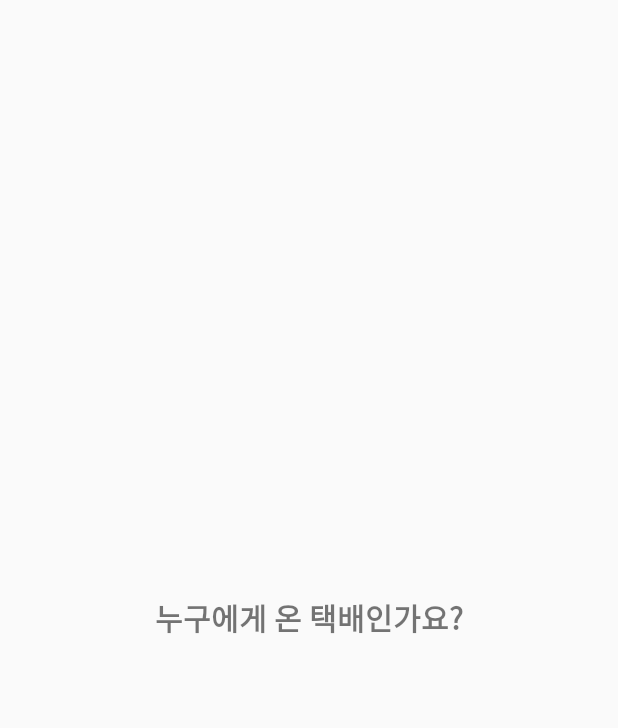
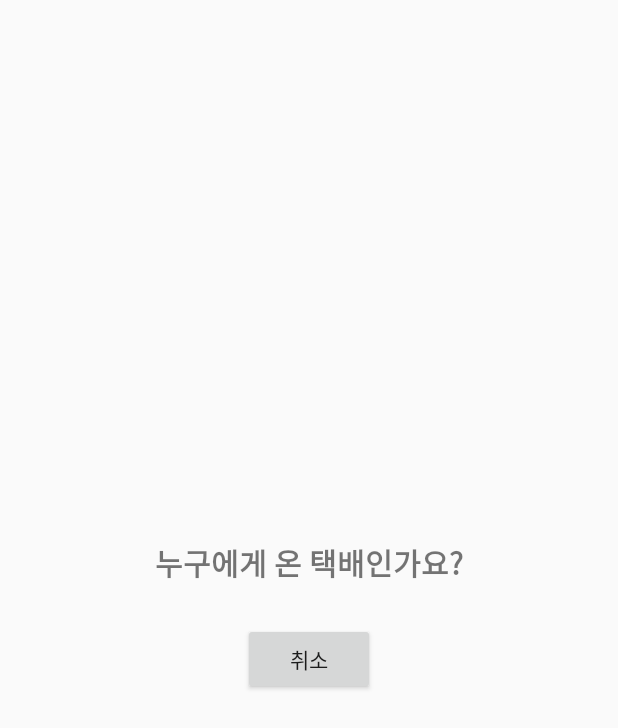
Before and after one commit to ProjectInTheClass/ParcelNoticeManager, an Android app: the layout parcel_receiver_dialog.xml on its own in the app's theme, with its tools: preview values and no code run, on a phone screen of 412 x 824 dp. Shown: the top 728 px of the screen. Run offline under Robolectric (Android 15) with nearby library versions, the light colour scheme and no system bars.

Commit message:
다이얼로그에 취소버튼 추가

```diff
--- a/app/src/main/res/layout/parcel_floor.xml
+++ b/app/src/main/res/layout/parcel_floor.xml
@@ -18,6 +18,7 @@
             android:id="@+id/parcel_textView_floor"
             android:layout_width="wrap_content"
             android:layout_height="wrap_content"
+            android:layout_marginTop="10dp"
             android:text="1층"
             android:textSize="30sp"
             android:layout_marginBottom="10dp"
--- a/app/src/main/res/layout/parcel_receiver_dialog.xml
+++ b/app/src/main/res/layout/parcel_receiver_dialog.xml
@@ -10,12 +10,11 @@
     <TextView
         android:id="@+id/parcel_dialog_textView"
         android:layout_width="match_parent"
-        android:layout_height="50dp"
+        android:layout_height="45dp"
+        android:gravity="center_horizontal"
         android:text="누구에게 온 택배인가요?"
-        android:layout_marginBottom="15dp"
         android:textSize="20sp"
         android:textStyle="bold"
-        android:gravity="center"
         app:layout_constraintEnd_toEndOf="parent"
         app:layout_constraintStart_toStartOf="parent"
         app:layout_constraintTop_toTopOf="parent" />
@@ -28,4 +27,27 @@
         app:layout_constraintHorizontal_bias="0.0"
         app:layout_constraintStart_toStartOf="parent"
         app:layout_constraintTop_toBottomOf="@+id/parcel_dialog_textView" />
+
+    <Button
+        android:id="@+id/button_back"
+        android:layout_width="wrap_content"
+        android:layout_height="wrap_content"
+        android:layout_marginTop="10dp"
+        android:text="취소"
+        android:layout_marginBottom="20dp"
+        app:layout_constraintEnd_toEndOf="parent"
+        app:layout_constraintStart_toStartOf="parent"
+        app:layout_constraintTop_toBottomOf="@+id/parcel_recyclerView_students" />
+
+    <TextView
+        android:id="@+id/textView_no_student"
+        android:layout_width="wrap_content"
+        android:layout_height="wrap_content"
+        android:layout_marginBottom="15dp"
+        android:text="등록된 학생이 없습니다."
+        android:visibility="invisible"
+        app:layout_constraintBottom_toTopOf="@+id/button_back"
+        app:layout_constraintEnd_toEndOf="parent"
+        app:layout_constraintStart_toStartOf="parent"
+        app:layout_constraintTop_toBottomOf="@+id/parcel_dialog_textView" />
 </androidx.constraintlayout.widget.ConstraintLayout>
```
Also changed, not shown: app/src/main/java/com/eos/parcelnoticemanager/custom_dialog/ParcelStudentListDialog.java (+14 -1 lines).
